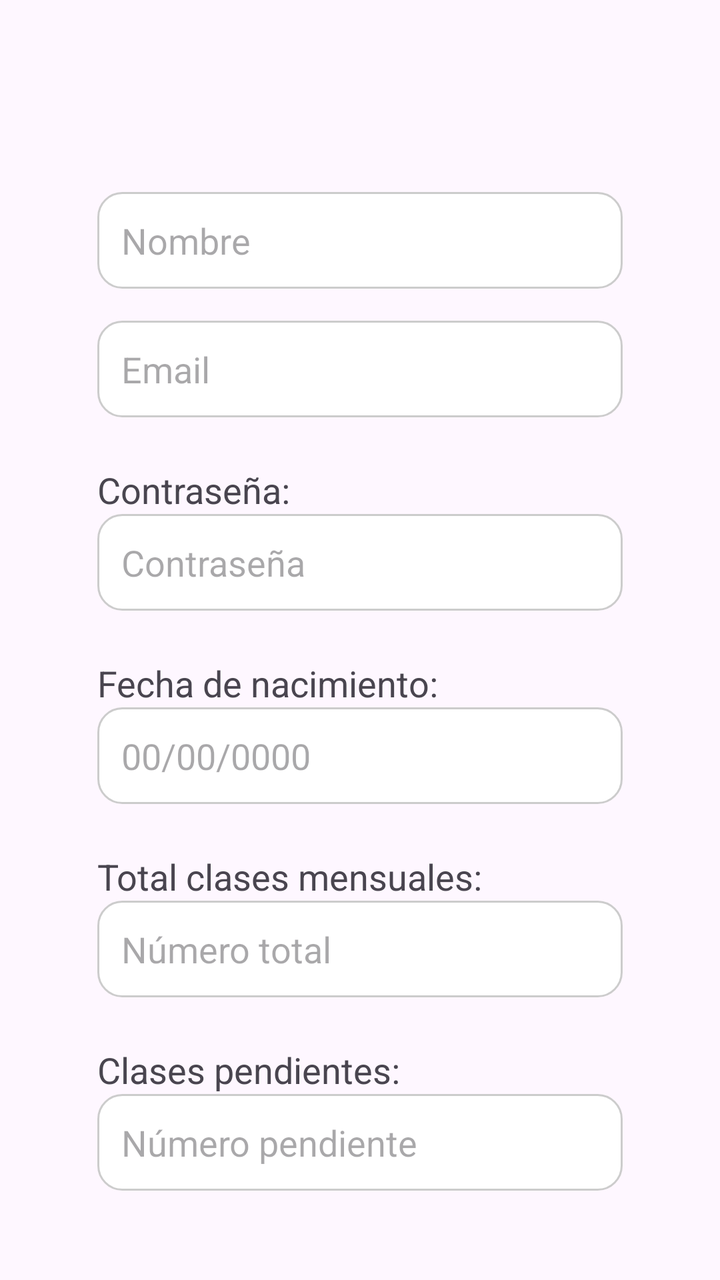
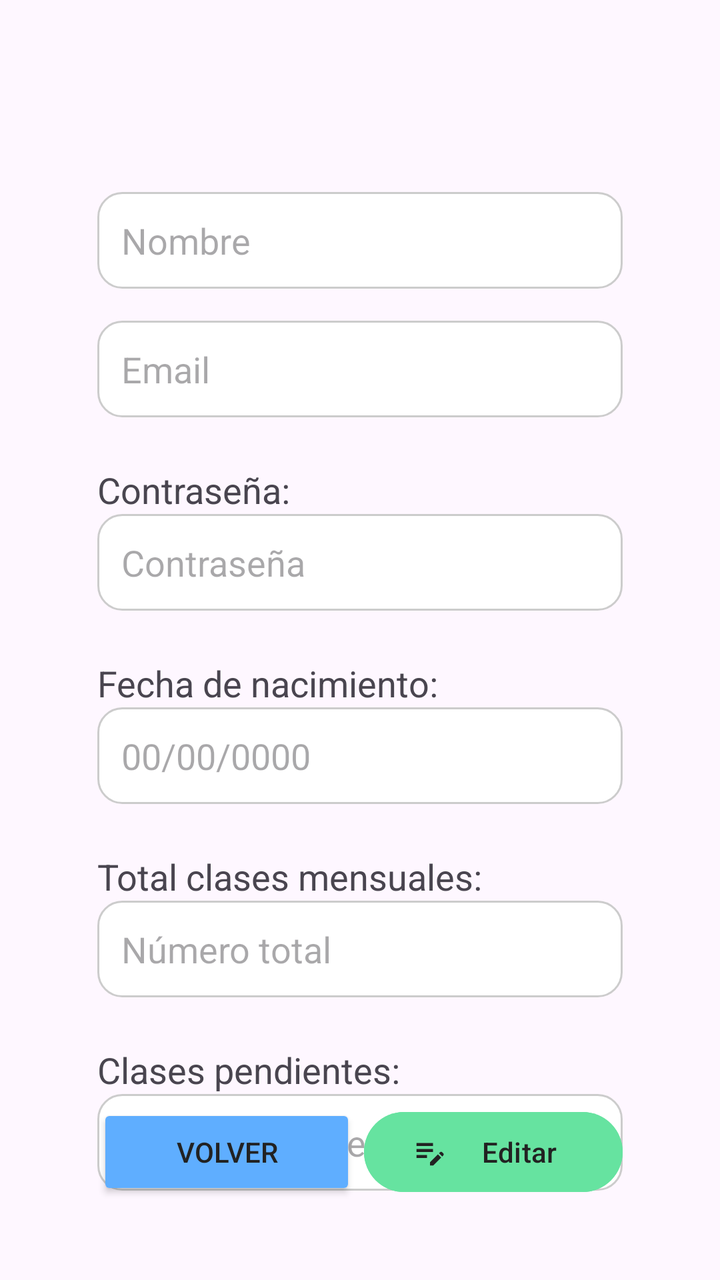

Two renders of the same Android screen: before a commit and after it. Below are the layout's source before the change and the commit's diff.
<!-- AndroidManifest.xml: application theme Theme.FitBooking -->
<!-- res/layout/activity_user_detail.xml -->
<?xml version="1.0" encoding="utf-8"?>
<androidx.constraintlayout.widget.ConstraintLayout xmlns:android="http://schemas.android.com/apk/res/android"
    xmlns:app="http://schemas.android.com/apk/res-auto"
    xmlns:tools="http://schemas.android.com/tools"
    android:layout_width="match_parent"
    android:layout_height="match_parent"
    android:padding="16dp"
    tools:context=".activities.UserDetailActivity">

    
    <androidx.constraintlayout.widget.Guideline
        android:id="@+id/gL10"
        android:layout_width="wrap_content"
        android:layout_height="wrap_content"
        android:orientation="vertical"
        app:layout_constraintGuide_percent="0.1" />

    <androidx.constraintlayout.widget.Guideline
        android:id="@+id/gL50"
        android:layout_width="wrap_content"
        android:layout_height="wrap_content"
        android:orientation="vertical"
        app:layout_constraintGuide_percent="0.5" />

    <androidx.constraintlayout.widget.Guideline
        android:id="@+id/gL90"
        android:layout_width="wrap_content"
        android:layout_height="wrap_content"
        android:orientation="vertical"
        app:layout_constraintGuide_percent="0.9" />

    <ImageButton
        android:id="@+id/btDeleteUser"
        android:layout_width="32dp"
        android:layout_height="32dp"
        android:background="@android:color/transparent"
        android:padding="6dp"
        android:src="@drawable/ic_delete"
        android:contentDescription="Eliminar usuario"
        android:visibility="gone"
        app:tint="@android:color/holo_red_dark"
        app:layout_constraintTop_toTopOf="parent"
        app:layout_constraintEnd_toEndOf="@id/gL90"
        android:layout_marginTop="24dp"/>

    
    <EditText
        android:id="@+id/etName"
        android:layout_width="0dp"
        android:layout_height="wrap_content"
        android:layout_marginTop="80dp"
        android:enabled="false"
        android:hint="Nombre"
        android:background="@drawable/bg_edit_text"
        android:padding="12dp"
        android:textSize="18sp"
        app:layout_constraintStart_toStartOf="@id/gL10"
        app:layout_constraintEnd_toEndOf="@id/gL90"
        app:layout_constraintTop_toTopOf="parent" />

    <EditText
        android:id="@+id/etEmail"
        android:layout_width="0dp"
        android:layout_height="wrap_content"
        android:layout_marginTop="16dp"
        android:enabled="false"
        android:hint="Email"
        android:background="@drawable/bg_edit_text"
        android:padding="12dp"
        android:textSize="18sp"
        app:layout_constraintStart_toStartOf="@id/gL10"
        app:layout_constraintEnd_toEndOf="@id/gL90"
        app:layout_constraintTop_toBottomOf="@id/etName" />

    <TextView
        android:id="@+id/twPassword"
        android:layout_width="0dp"
        android:layout_height="wrap_content"
        android:layout_marginTop="24dp"
        android:text="Contraseña:"
        android:textSize="18sp"
        app:layout_constraintStart_toStartOf="@id/gL10"
        app:layout_constraintEnd_toEndOf="@id/gL90"
        app:layout_constraintTop_toBottomOf="@id/etEmail" />

    <EditText
        android:id="@+id/etPassword"
        android:layout_width="0dp"
        android:layout_height="wrap_content"
        android:enabled="false"
        android:hint="Contraseña"
        android:background="@drawable/bg_edit_text"
        android:padding="12dp"
        android:textSize="18sp"
        app:layout_constraintStart_toStartOf="@id/gL10"
        app:layout_constraintEnd_toEndOf="@id/gL90"
        app:layout_constraintTop_toBottomOf="@id/twPassword" />

    <TextView
        android:id="@+id/twBirthday"
        android:layout_width="0dp"
        android:layout_height="wrap_content"
        android:layout_marginTop="24dp"
        android:text="Fecha de nacimiento:"
        android:textSize="18sp"
        app:layout_constraintStart_toStartOf="@id/gL10"
        app:layout_constraintEnd_toEndOf="@id/gL90"
        app:layout_constraintTop_toBottomOf="@id/etPassword" />


    <EditText
        android:id="@+id/etBirthday"
        android:layout_width="0dp"
        android:layout_height="wrap_content"
        android:enabled="false"
        android:focusable="false"
        android:clickable="true"
        android:hint="00/00/0000"
        android:background="@drawable/bg_edit_text"
        android:padding="12dp"
        android:textSize="18sp"
        app:layout_constraintStart_toStartOf="@id/gL10"
        app:layout_constraintEnd_toEndOf="@id/gL90"
        app:layout_constraintTop_toBottomOf="@id/twBirthday" />

    <TextView
        android:id="@+id/twTotalBalance"
        android:layout_width="0dp"
        android:layout_height="wrap_content"
        android:layout_marginTop="24dp"
        android:text="Total clases mensuales:"
        android:textSize="18sp"
        app:layout_constraintStart_toStartOf="@id/gL10"
        app:layout_constraintEnd_toEndOf="@id/gL90"
        app:layout_constraintTop_toBottomOf="@id/etBirthday" />

    <EditText
        android:id="@+id/etTotalBalance"
        android:layout_width="0dp"
        android:layout_height="wrap_content"
        android:enabled="false"
        android:hint="Número total"
        android:background="@drawable/bg_edit_text"
        android:padding="12dp"
        android:textSize="18sp"
        app:layout_constraintStart_toStartOf="@id/gL10"
        app:layout_constraintEnd_toEndOf="@id/gL90"
        app:layout_constraintTop_toBottomOf="@id/twTotalBalance" />

    <TextView
        android:id="@+id/twAvailBalance"
        android:layout_width="0dp"
        android:layout_height="wrap_content"
        android:layout_marginTop="24dp"
        android:text="Clases pendientes:"
        android:textSize="18sp"
        app:layout_constraintStart_toStartOf="@id/gL10"
        app:layout_constraintEnd_toEndOf="@id/gL90"
        app:layout_constraintTop_toBottomOf="@id/etTotalBalance" />

    <EditText
        android:id="@+id/etAvailBalance"
        android:layout_width="0dp"
        android:layout_height="wrap_content"
        android:enabled="false"
        android:hint="Número pendiente"
        android:background="@drawable/bg_edit_text"
        android:padding="12dp"
        android:textSize="18sp"
        app:layout_constraintStart_toStartOf="@id/gL10"
        app:layout_constraintEnd_toEndOf="@id/gL90"
        app:layout_constraintTop_toBottomOf="@id/twAvailBalance" />

    
    <Button
        android:id="@+id/btBack"
        android:layout_width="0dp"
        android:layout_height="wrap_content"
        android:layout_marginTop="40dp"
        android:layout_marginEnd="2dp"
        android:text="Volver"
        android:backgroundTint="@color/bluePrimarySoft"
        android:textColor="@color/textPrimary"
        app:layout_constraintStart_toStartOf="@id/gL10"
        app:layout_constraintEnd_toStartOf="@id/gL50"
        app:layout_constraintTop_toBottomOf="@id/etAvailBalance" />

    <com.google.android.material.button.MaterialButton
        android:id="@+id/btEditSave"
        android:layout_width="0dp"
        android:layout_height="wrap_content"
        android:layout_marginTop="40dp"
        android:layout_marginStart="2dp"
        android:text="Editar"
        android:textColor="@color/textPrimary"
        android:backgroundTint="@color/greenPrimarySoft"
        app:icon="@drawable/ic_user_edit"
        app:iconTint="@color/textPrimary"
        app:layout_constraintStart_toStartOf="@id/gL50"
        app:layout_constraintEnd_toEndOf="@id/gL90"
        app:layout_constraintTop_toBottomOf="@id/etAvailBalance" />

</androidx.constraintlayout.widget.ConstraintLayout>
<!-- resources referenced by this layout -->
<resources>
  <color name="bluePrimarySoft">#5FAEFF</color>
  <color name="greenPrimarySoft">#66E3A0</color>
  <color name="textPrimary">#222222</color>
  <!-- drawable bg_edit_text (drawable) -->
  <shape xmlns:android="http://schemas.android.com/apk/res/android"
      android:shape="rectangle">
      <solid android:color="#FFFFFF"/>
      <corners android:radius="12dp"/>
      <stroke android:width="1dp" android:color="#CCCCCC"/>
      <padding android:left="8dp" android:top="8dp" android:right="8dp" android:bottom="8dp"/>
  </shape>
  <!-- drawable ic_delete (drawable) -->
  <vector xmlns:android="http://schemas.android.com/apk/res/android" android:height="24dp" android:tint="#333333" android:viewportHeight="24" android:viewportWidth="24" android:width="24dp">
        
      <path android:fillColor="@android:color/white" android:pathData="M6,19c0,1.1 0.9,2 2,2h8c1.1,0 2,-0.9 2,-2V7H6V19zM9.17,12.59c-0.39,-0.39 -0.39,-1.02 0,-1.41c0.39,-0.39 1.02,-0.39 1.41,0L12,12.59l1.41,-1.41c0.39,-0.39 1.02,-0.39 1.41,0s0.39,1.02 0,1.41L13.41,14l1.41,1.41c0.39,0.39 0.39,1.02 0,1.41s-1.02,0.39 -1.41,0L12,15.41l-1.41,1.41c-0.39,0.39 -1.02,0.39 -1.41,0c-0.39,-0.39 -0.39,-1.02 0,-1.41L10.59,14L9.17,12.59zM18,4h-2.5l-0.71,-0.71C14.61,3.11 14.35,3 14.09,3H9.91c-0.26,0 -0.52,0.11 -0.7,0.29L8.5,4H6C5.45,4 5,4.45 5,5s0.45,1 1,1h12c0.55,0 1,-0.45 1,-1S18.55,4 18,4z"/>
      
  </vector>
  <!-- drawable ic_user_edit (drawable) -->
  <vector xmlns:android="http://schemas.android.com/apk/res/android" android:height="24dp" android:tint="#333333" android:viewportHeight="24" android:viewportWidth="24" android:width="24dp">
        
      <path android:fillColor="@android:color/white" android:pathData="M3,10h11v2H3V10zM3,8h11V6H3V8zM3,16h7v-2H3V16zM18.01,12.87l0.71,-0.71c0.39,-0.39 1.02,-0.39 1.41,0l0.71,0.71c0.39,0.39 0.39,1.02 0,1.41l-0.71,0.71L18.01,12.87zM17.3,13.58l-5.3,5.3V21h2.12l5.3,-5.3L17.3,13.58z"/>
      
  </vector>
  <style name="Theme.FitBooking" parent="Base.Theme.FitBooking" />
  <style name="Base.Theme.FitBooking" parent="Theme.Material3.DayNight.NoActionBar">
          
          
      </style>
</resources>

<!-- the commit's change to res/layout/activity_user_detail.xml (unified diff, before → after) -->
@@ -183,7 +183,8 @@
         android:textColor="@color/textPrimary"
         app:layout_constraintStart_toStartOf="@id/gL10"
         app:layout_constraintEnd_toStartOf="@id/gL50"
-        app:layout_constraintTop_toBottomOf="@id/etAvailBalance" />
+        app:layout_constraintBottom_toBottomOf="parent"
+        android:layout_marginBottom="24dp" />
 
     <com.google.android.material.button.MaterialButton
         android:id="@+id/btEditSave"
@@ -198,6 +199,7 @@
         app:iconTint="@color/textPrimary"
         app:layout_constraintStart_toStartOf="@id/gL50"
         app:layout_constraintEnd_toEndOf="@id/gL90"
-        app:layout_constraintTop_toBottomOf="@id/etAvailBalance" />
+        app:layout_constraintBottom_toBottomOf="parent"
+        android:layout_marginBottom="24dp" />
 
 </androidx.constraintlayout.widget.ConstraintLayout>
